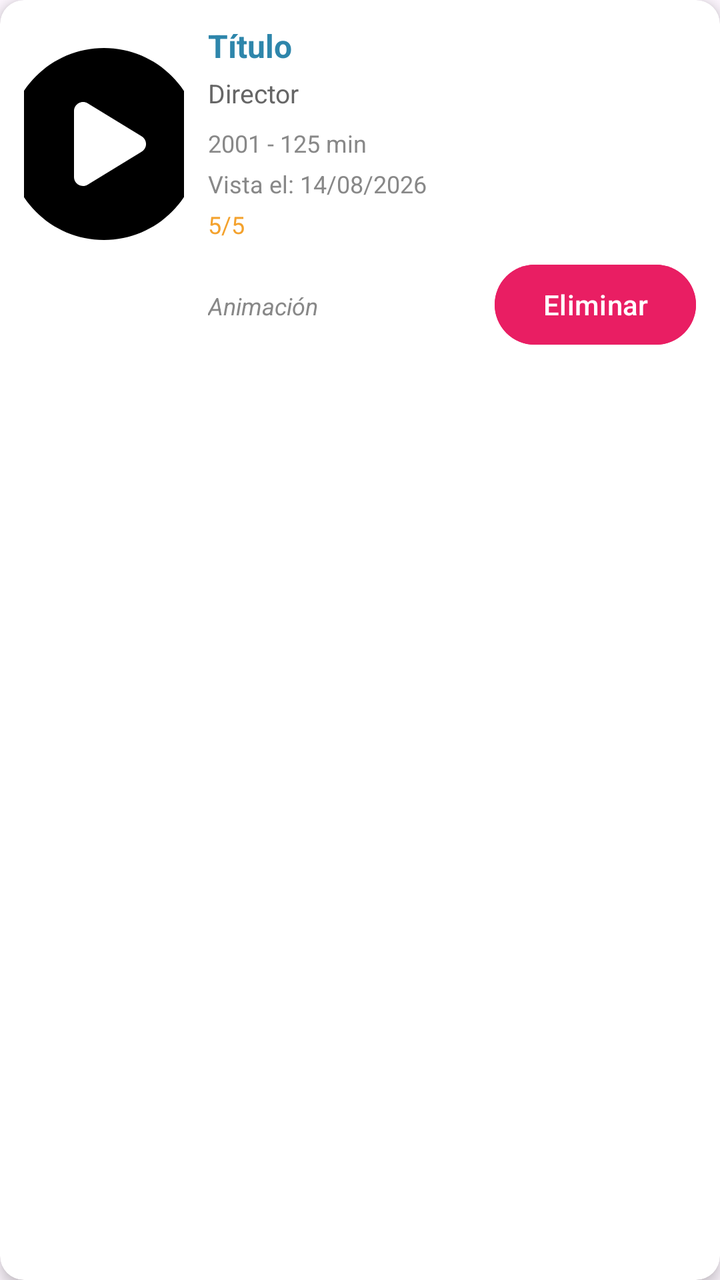
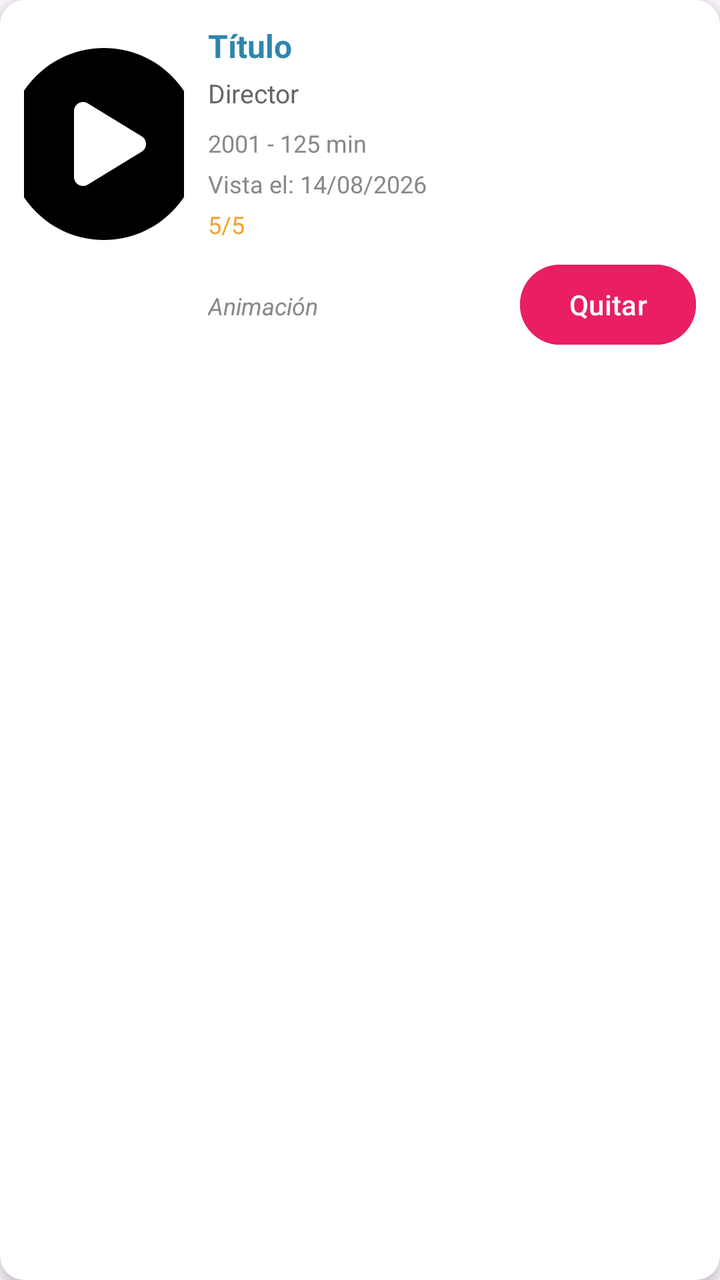

Two renders of the same Android screen: before a commit and after it. Below are the layout's source before the change and the commit's diff.
<!-- AndroidManifest.xml: application theme Theme.Proyectomovil -->
<!-- res/layout/item_historial.xml -->
<?xml version="1.0" encoding="utf-8"?>
<androidx.cardview.widget.CardView xmlns:android="http://schemas.android.com/apk/res/android"
    xmlns:app="http://schemas.android.com/apk/res-auto"
    android:layout_width="match_parent"
    android:layout_height="match_parent"
    android:layout_marginHorizontal="16dp"
    android:layout_marginVertical="6dp"
    app:cardBackgroundColor="#FFFFFF"
    app:cardCornerRadius="12dp"
    app:cardElevation="4dp">

    <LinearLayout
        android:layout_width="match_parent"
        android:layout_height="wrap_content"
        android:orientation="horizontal"
        android:padding="12dp">

        <ImageView
            android:id="@+id/ivimagen"
            android:layout_width="80dp"
            android:layout_height="120dp"
            android:scaleType="centerCrop"
            android:src="@drawable/ic_play"
            app:cardCornerRadius="8dp" />

        <LinearLayout
            android:layout_width="0dp"
            android:layout_height="wrap_content"
            android:layout_marginStart="12dp"
            android:layout_weight="1"
            android:orientation="vertical">

            <TextView
                android:id="@+id/tvTitulo"
                android:layout_width="match_parent"
                android:layout_height="wrap_content"
                android:layout_marginBottom="4dp"
                android:text="Título"
                android:textColor="#2E86AB"
                android:textSize="16sp"
                android:textStyle="bold" />

            <TextView
                android:id="@+id/tvdirector"
                android:layout_width="match_parent"
                android:layout_height="wrap_content"
                android:layout_marginBottom="8dp"
                android:text="Director"
                android:textColor="#666666"
                android:textSize="13sp" />

            <LinearLayout
                android:layout_width="match_parent"
                android:layout_height="wrap_content"
                android:layout_marginBottom="4dp"
                android:orientation="horizontal">

                <TextView
                    android:id="@+id/tvestreno"
                    android:layout_width="wrap_content"
                    android:layout_height="wrap_content"
                    android:text="2001"
                    android:textColor="#888888"
                    android:textSize="12dp" />

                <TextView
                    android:layout_width="wrap_content"
                    android:layout_height="wrap_content"
                    android:text=" - "
                    android:textColor="#888888"
                    android:textSize="12sp" />

                <TextView
                    android:id="@+id/tvduracion"
                    android:layout_width="wrap_content"
                    android:layout_height="wrap_content"
                    android:text="125 min"
                    android:textColor="#888888"
                    android:textSize="12sp" />
            </LinearLayout>

            <LinearLayout
                android:layout_width="match_parent"
                android:layout_height="wrap_content"
                android:layout_marginBottom="4dp"
                android:orientation="horizontal">

                <TextView
                    android:id="@+id/tvfechaagregadatitulo"
                    android:layout_width="wrap_content"
                    android:layout_height="wrap_content"
                    android:text="Vista el: "
                    android:textColor="#888888"
                    android:textSize="12sp" />

                <TextView
                    android:id="@+id/tvfechamostrar"
                    android:layout_width="wrap_content"
                    android:layout_height="wrap_content"
                    android:text="14/08/2026"
                    android:textColor="#888888"
                    android:textSize="12sp" />
            </LinearLayout>

            <TextView
                android:id="@+id/tvcalificacion"
                android:layout_width="wrap_content"
                android:layout_height="wrap_content"
                android:layout_marginBottom="8dp"
                android:text="5/5"
                android:textColor="#F4A22D"
                android:textSize="12sp" />

            <LinearLayout
                android:layout_width="match_parent"
                android:layout_height="wrap_content"
                android:layout_marginBottom="4dp"
                android:orientation="horizontal">

                <TextView
                    android:id="@+id/tvcategoria"
                    android:layout_width="wrap_content"
                    android:layout_height="wrap_content"
                    android:layout_weight="1"
                    android:text="Animación"
                    android:textColor="#888888"
                    android:textSize="12sp"
                    android:textStyle="italic" />

                <com.google.android.material.button.MaterialButton
                    android:id="@+id/btneliminar"
                    android:layout_width="wrap_content"
                    android:layout_height="wrap_content"
                    android:backgroundTint="#E91E63"
                    android:text="Eliminar" />
            </LinearLayout>
        </LinearLayout>
    </LinearLayout>

</androidx.cardview.widget.CardView>
<!-- resources referenced by this layout -->
<resources>
  <!-- drawable ic_play (drawable) -->
  <vector xmlns:android="http://schemas.android.com/apk/res/android"
      android:width="640dp"
      android:height="640dp"
      android:viewportWidth="640"
      android:viewportHeight="640">
    <path
        android:fillColor="#FF000000"
        android:pathData="M64,320C64,178.6 178.6,64 320,64C461.4,64 576,178.6 576,320C576,461.4 461.4,576 320,576C178.6,576 64,461.4 64,320zM252.3,211.1C244.7,215.3 240,223.4 240,232L240,408C240,416.7 244.7,424.7 252.3,428.9C259.9,433.1 269.1,433 276.6,428.4L420.6,340.4C427.7,336 432.1,328.3 432.1,319.9C432.1,311.5 427.7,303.8 420.6,299.4L276.6,211.4C269.2,206.9 259.9,206.7 252.3,210.9z"/>
  </vector>
  <style name="Theme.Proyectomovil" parent="Base.Theme.Proyectomovil" />
  <style name="Base.Theme.Proyectomovil" parent="Theme.Material3.DayNight.NoActionBar">
          <item name="colorPrimary">@color/ghibli_blue</item>
          <item name="colorPrimaryVariant">@color/ghibli_dark</item>
          <item name="colorOnPrimary">@color/white</item>
          <item name="colorSecondary">@color/ghibli_accent</item>
          <item name="colorOnSecondary">@color/white</item>
          <item name="android:statusBarColor">@color/ghibli_blue</item>
      </style>
  <color name="ghibli_blue">#5B8FA8</color>
  <color name="ghibli_dark">#2C3E50</color>
  <color name="white">#FFFFFFFF</color>
  <color name="ghibli_accent">#E67E22</color>
</resources>

<!-- the commit's change to res/layout/item_historial.xml (unified diff, before → after) -->
@@ -1,8 +1,9 @@
 <?xml version="1.0" encoding="utf-8"?>
-<androidx.cardview.widget.CardView xmlns:android="http://schemas.android.com/apk/res/android"
+<androidx.cardview.widget.CardView
+    xmlns:android="http://schemas.android.com/apk/res/android"
     xmlns:app="http://schemas.android.com/apk/res-auto"
     android:layout_width="match_parent"
-    android:layout_height="match_parent"
+    android:layout_height="wrap_content"
     android:layout_marginHorizontal="16dp"
     android:layout_marginVertical="6dp"
     app:cardBackgroundColor="#FFFFFF"
@@ -132,7 +133,7 @@
                     android:layout_width="wrap_content"
                     android:layout_height="wrap_content"
                     android:backgroundTint="#E91E63"
-                    android:text="Eliminar" />
+                    android:text="Quitar" />
             </LinearLayout>
         </LinearLayout>
     </LinearLayout>
